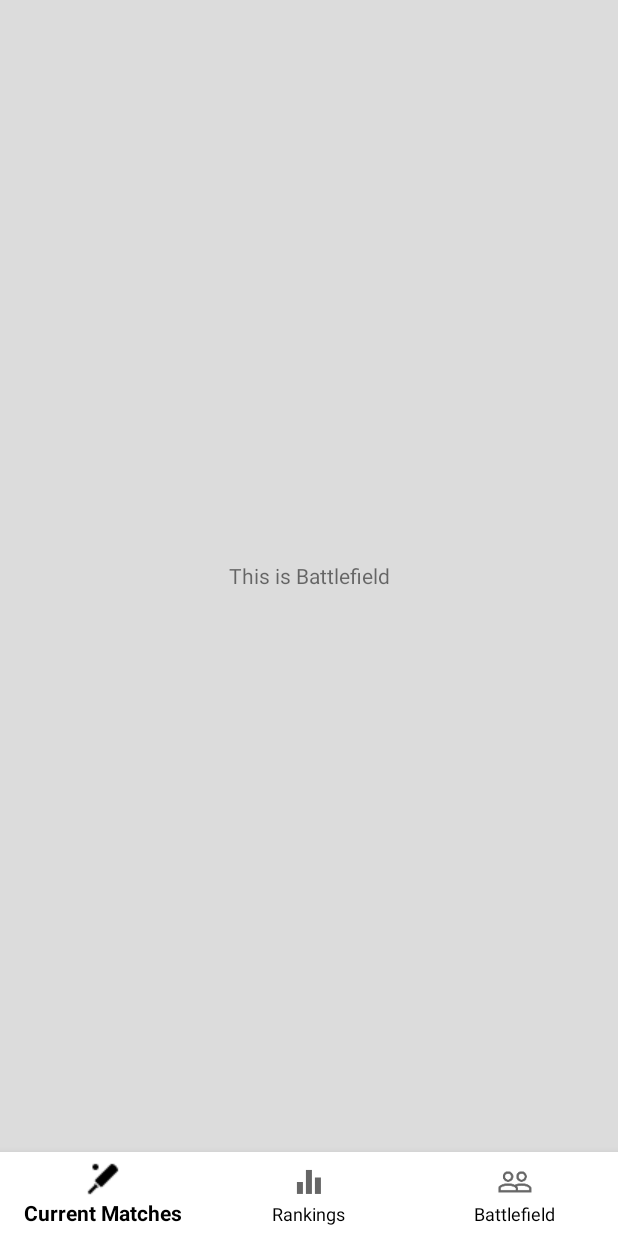
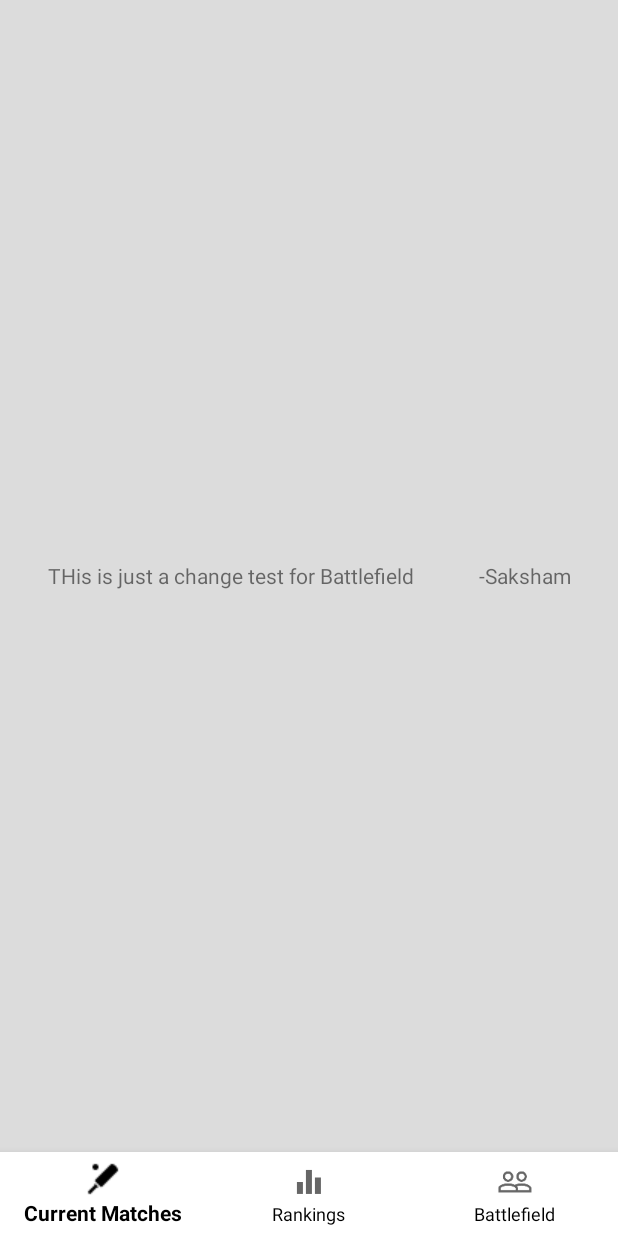
Before and after one commit to Manvijay/stats-o-score, an Android app: the fragment Battlefield placed in its activity, on a phone screen of 412 x 824 dp. Run offline under Robolectric (Android 15) with nearby library versions, the phone set to English and light mode, and no system bars; 1 statement that could not run was skipped.

Commit message:
test change

```diff
--- a/app/src/main/res/layout/fragment_battlefield.xml
+++ b/app/src/main/res/layout/fragment_battlefield.xml
@@ -10,6 +10,7 @@
         android:layout_width="match_parent"
         android:layout_height="match_parent"
         android:gravity="center"
-        android:text="This is Battlefield" />
+        android:text="THis is just a change test for Battlefield
+            -Saksham" />
 
 </FrameLayout>
```
